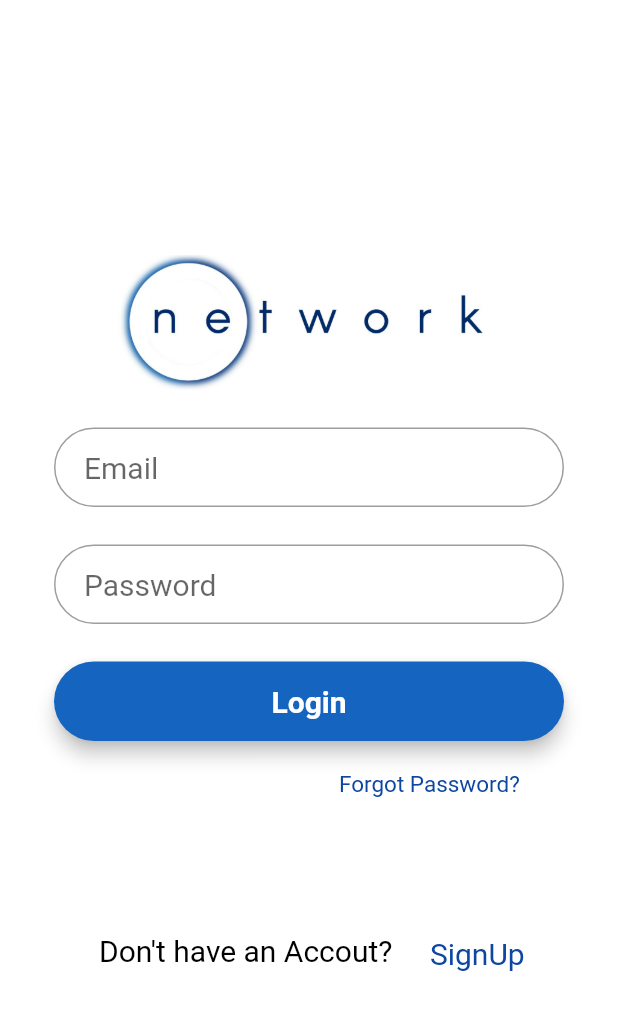
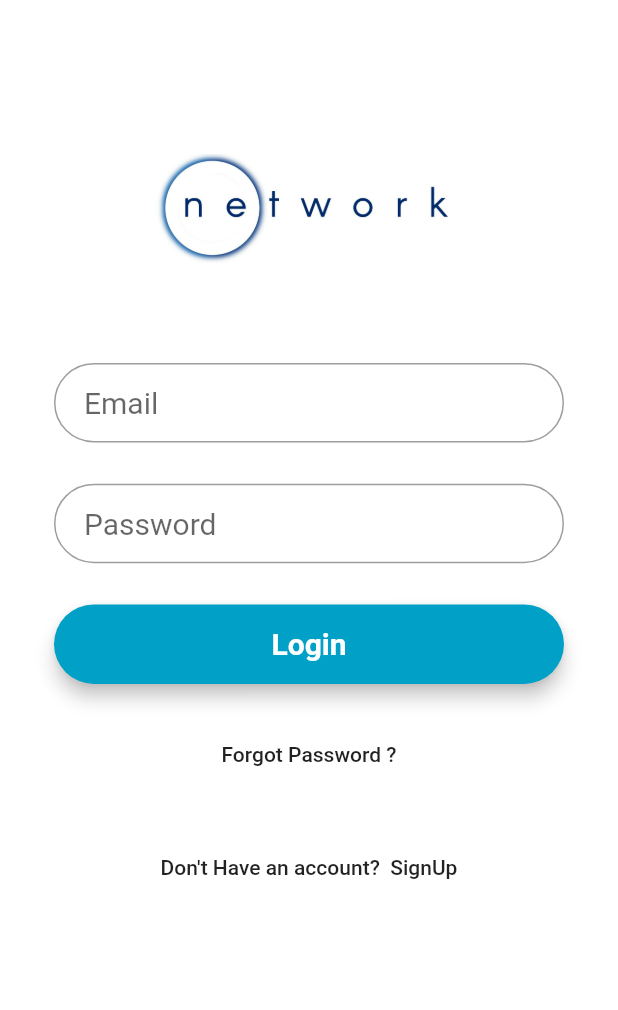
Before and after one commit to vidishashah25/OneNetwork, a Flutter app: the screen it shows after launch, after a tap on "Login", on a phone screen of 412 x 824 dp. Shown: the top 1010 px of the screen. Run offline on Flutter 3.47's test engine with Material 2 defaults, Android fonts, the phone set to English and light mode, and no system bars; our stand-ins replace dio; missing offline and left inert: progress_hud; network calls fail; Roboto replaces fonts that are missing (Montserrat).

```diff
--- a/lib/main.dart
+++ b/lib/main.dart
@@ -24,38 +24,53 @@ class LoginPage extends StatefulWidget {
   _LoginPageState createState() => _LoginPageState();
 }
 
-class _LoginPageState extends State<LoginPage>
-{
+class _LoginPageState extends State<LoginPage> {
 
+  @override
+  Widget build(BuildContext context) {
 
     bool login=false;
     TextEditingController emailController = new TextEditingController();
     TextEditingController passwordController = new TextEditingController();
     Future<String> _getSignin(String text, String text2) async {
             Dio dio= new Dio();
-          var url = await dio.post("/test", data: {"username": text, "password": text2});
-         var responseJson = json.decode(url.toString());
+      FormData formData =new FormData.from(
+          {
+            "username" : text,
+            "password" : text2,
+          }
+      );
+      final response = await dio.post("http://192.168.43.127/REST_API/login.php?", data: formData);
+      String ans = response.toString();
+      var responseJson = jsonDecode(ans);
       var result= responseJson["error"];
-         setState(() {
-           if(result.equals("true")){
-                login=true;
+        if(result==true){
+          Navigator.pushReplacement(context, MaterialPageRoute(builder:(context)=>HomePage()));
         }
-         });
-        return result;
+      return result.toString();
     }
 
 
-  @override
-  Widget build(BuildContext context) {
-    TextStyle style = TextStyle(fontFamily: 'Montserrat', fontSize: 20.0, color : Colors.black87);
+
+    TextStyle style = TextStyle(fontFamily: 'Montserrat', fontSize: 20.0);
+
+    final imageField= Image(
+        image: AssetImage("images/logo.jpeg"),
+        fit: BoxFit.contain,
+        height: MediaQuery.of(context).size.height/4,
+        width:  MediaQuery.of(context).size.width/2,
+    );
+
     final emailField = TextField(
       controller: emailController,
+      obscureText: false,
       style: style,
       decoration: InputDecoration(
           contentPadding: EdgeInsets.fromLTRB(20.0, 15.0, 20.0, 15.0),
           hintText: "Email",
           border:
           OutlineInputBorder(borderRadius: BorderRadius.circular(32.0))),
+
     );
 
     final passwordField = TextField(
@@ -66,134 +81,68 @@ class _LoginPageState extends State<LoginPage>
           contentPadding: EdgeInsets.fromLTRB(20.0, 15.0, 20.0, 15.0),
           hintText: "Password",
           border:
-          OutlineInputBorder(borderRadius: BorderRadius.circular(32.0,),
-          ),
-      ),
+          OutlineInputBorder(borderRadius: BorderRadius.circular(32.0))),
     );
 
     final loginButon = Material(
       elevation: 5.0,
       borderRadius: BorderRadius.circular(30.0),
-
-      color: Colors.blue.shade800,
+      color: Color(0xff01A0C7),
       child: MaterialButton(
         minWidth: MediaQuery.of(context).size.width,
         padding: EdgeInsets.fromLTRB(20.0, 15.0, 20.0, 15.0),
         onPressed: () {
           _getSignin(emailController.text,passwordController.text);
-          if(login==true){Navigator.push(context, MaterialPageRoute(builder:(context)=>HomePage()));}
-          else{
-                ProgressHUD(
-                  containerColor: Colors.black87,
-                  color: Colors.white70,
-                  backgroundColor: Colors.grey,
-                  borderRadius: 5.0,
-                  text: 'varifying....',
-                );
-          }
-
+          if(login){}
         },
         child: Text("Login",
             textAlign: TextAlign.center,
             style: style.copyWith(
                 color: Colors.white, fontWeight: FontWeight.bold)),
+
       ),
     );
-    return Stack(
 
-      children: <Widget>[
 
-    Scaffold(
-    key:GlobalKey(),
-    body: Center(
+
+
+    return Scaffold(
+      backgroundColor: Colors.white,
+      body: SingleChildScrollView(
+        child: Center(
           child: Container(
-    color: Colors.white,
+            color:Colors.white,
             child: Padding(
               padding: const EdgeInsets.all(36.0),
               child: Column(
                 crossAxisAlignment: CrossAxisAlignment.center,
                 mainAxisAlignment: MainAxisAlignment.center,
                 children: <Widget>[
-            SizedBox(
-              height:90.0,
-              child: Image.asset(
-                "images/logo.jpeg",
-                fit: BoxFit.contain,
-              ),
-            ),
-            SizedBox(height: 25.0),
+                  imageField,
                   emailField,
-            SizedBox(height: 25.0),
+                  SizedBox(height: MediaQuery.of(context).size.width/15),
                   passwordField,
-            SizedBox(
-              height: 25.0,
-            ),
+                  SizedBox(height: MediaQuery.of(context).size.width/15),
                   loginButon,
                   SizedBox(
-              height:10.0,
+                    height: 15.0,
                   ),
-            Container(
-              margin: EdgeInsets.only(top: 10.0,left:190.0 ),
-              height: 30.0,
-              width: 300.0,
-              child: GestureDetector(
-                child: Container(
-//                      height: 20.0,
-//                      width: 10.0,
-                  child: Text('Forgot Password?',style: TextStyle(color: Colors.blue.shade900,
-                    fontSize: 15.0,
+                  SizedBox(height: MediaQuery.of(context).size.width/50),
+                  FlatButton(
+                    onPressed: ()=>{}, child: Text("Forgot Password ?"),
+                  ),
+                  SizedBox(height: MediaQuery.of(context).size.width/15),
+                  FlatButton(
+                      onPressed: ()=>{}, child: Text("Don't Have an account?  SignUp"),
+                  ),
+                ],
+              ),
+
+            ),
 
           ),
         ),
       ),
-                onTap: (){
-                  Navigator.push(context, MaterialPageRoute(builder:(context)=>HomePage()));
-                },
-              ),
-            ),
-
-            Row(
-              children: <Widget>[
-                Container(
-                  margin: EdgeInsets.only(top:70.0,left:30.0),
-                  child: Text("Don't have an Accout?",style: TextStyle(
-                      fontSize: 20.0,
-                    color: Colors.black,
-                    ),
-                  ),
-                ),
-                SizedBox(width: 25.0,),
-                Container(
-                  margin: EdgeInsets.only(top: 80.0),
-                  height: 30.0,
-                  width: 70.0,
-                  child: GestureDetector(
-                    child: Container(
-                      child: Text('SignUp',style: TextStyle(color: Colors.blue.shade900,
-                        fontSize: 20.0,
-
-                      ),
-                      ),
-                    ),
-                    onTap: (){
-                      Navigator.push(context, MaterialPageRoute(builder:(context)=>signUp()));
-                    },
-                  ),
-                ),
-              ],
-            ),
-
-
-          ],
-        ),
-      ),
-    ),
-    ),
-    ),
-      ],
-
     );
   }
-
-
 }
```
Lines whose indentation alone changed are shown as unchanged.
